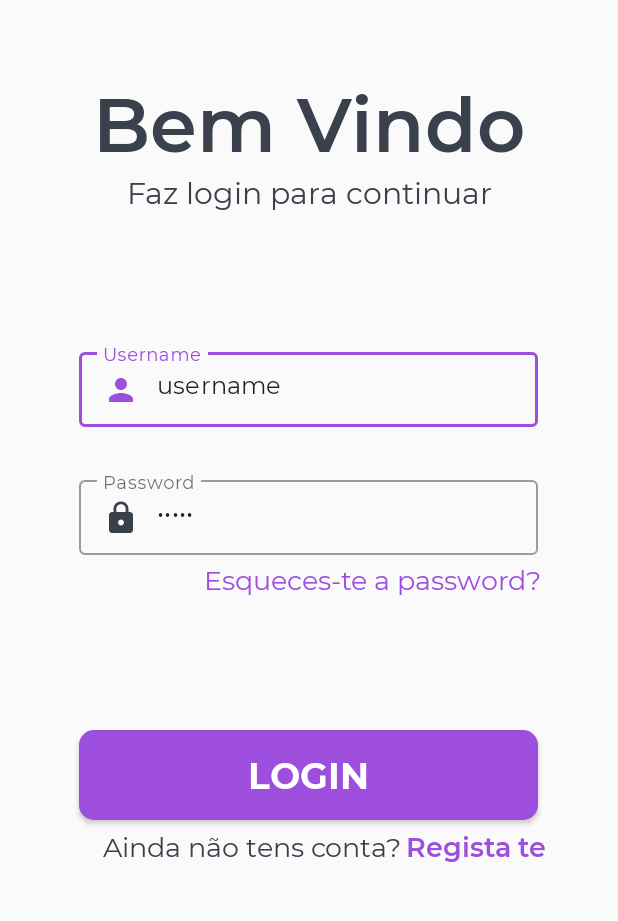
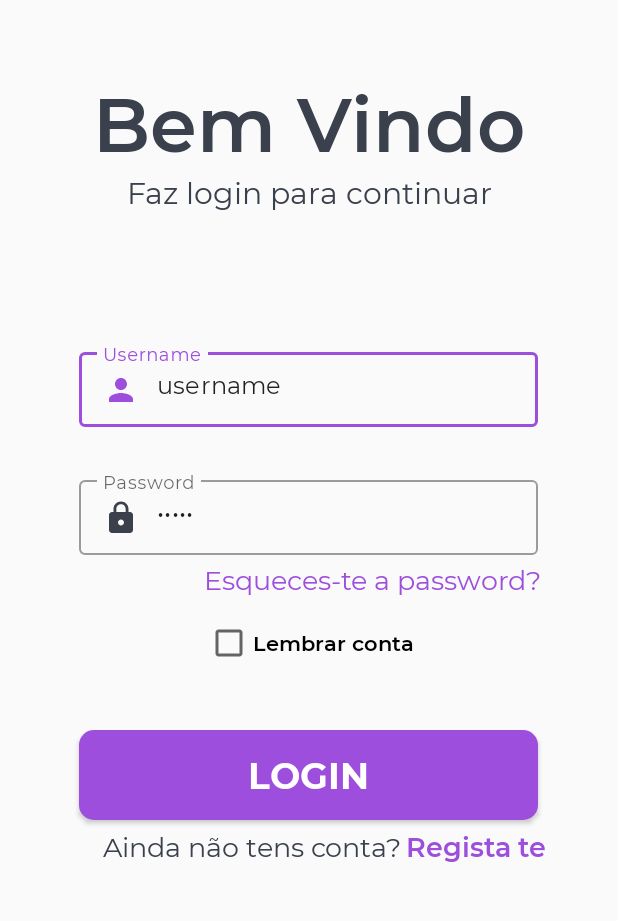
Before and after one commit to PedroLealLopes/FoodlyApp, an Android app: the LoginActivity screen opened directly, with no data from a screen before it, on a phone screen of 412 x 824 dp, the part 193-1114 px from its top. Run offline under Robolectric (Android 15) with nearby library versions, the phone set to English and light mode, and no system bars; our stand-ins replace Volley.

Commit message:
Created Shared Preferences to save Profiles Json for future logins

```diff
--- a/app/src/main/java/pt/ipleiria/estg/dei/foodlyandroid/listeners/LoginListener.java
+++ b/app/src/main/java/pt/ipleiria/estg/dei/foodlyandroid/listeners/LoginListener.java
@@ -1,5 +1,7 @@
 package pt.ipleiria.estg.dei.foodlyandroid.listeners;
 
+import org.json.JSONObject;
+
 public interface LoginListener {
-    void onValidateLogin(boolean canLogin, String username);
+    void onValidateLogin(boolean canLogin, JSONObject profile);
 }
--- a/app/src/main/java/pt/ipleiria/estg/dei/foodlyandroid/modelos/SingletonFoodly.java
+++ b/app/src/main/java/pt/ipleiria/estg/dei/foodlyandroid/modelos/SingletonFoodly.java
@@ -49,9 +49,9 @@ public class SingletonFoodly {
     private static final String IP_MiiTU = "192.168.1.8";
     private static final String IP_Luckdude = "192.168.1.229";
     private static final String IP_Johnny = "192.168.1.253";
-    private static final String mUrlAPILogin = "http://"+ IP_Luckdude +"/FoodlyWeb/frontend/web/api/users/login";
-    private static final String mUrlAPIResturantes = "http://"+ IP_Luckdude +"/FoodlyWeb/frontend/web/api/restaurants";
-    private static final String mUrlAPIEmentas = "http://" + IP_Luckdude + "/FoodlyWeb/frontend/web/api/dishes/restaurant";
+    private static final String mUrlAPILogin = "http://"+ IP_Johnny +"/FoodlyWeb/frontend/web/api/users/login";
+    private static final String mUrlAPIResturantes = "http://"+ IP_Johnny +"/FoodlyWeb/frontend/web/api/restaurants";
+    private static final String mUrlAPIEmentas = "http://" + IP_Johnny + "/FoodlyWeb/frontend/web/api/dishes/restaurant";
 
     public static synchronized SingletonFoodly getInstance(Context context) {
         if (instance == null)
@@ -91,7 +91,7 @@ public class SingletonFoodly {
             Toast.makeText(context, "Não há internet", Toast.LENGTH_SHORT).show();
 
             if (loginListener != null)
-                loginListener.onValidateLogin(false, "");
+                loginListener.onValidateLogin(false, null);
         }
         StringRequest req = new StringRequest(Request.Method.POST, mUrlAPILogin, new Response.Listener<String>() {
             @Override
@@ -100,10 +100,10 @@ public class SingletonFoodly {
                     JSONObject profileResponse = new JSONObject(response);
                     if(profileResponse.getInt("id") >= 0){
                         setProfile(ProfileJsonParser.parserJsonProfiles(profileResponse));
-                        loginListener.onValidateLogin(true, profileResponse.getString("username"));
+                        loginListener.onValidateLogin(true, profileResponse);
                     }
                     else{
-                        loginListener.onValidateLogin(false, "");
+                        loginListener.onValidateLogin(false, null);
                     }
                 } catch (JSONException e) {
                     e.printStackTrace();
--- a/app/src/main/java/pt/ipleiria/estg/dei/foodlyandroid/vistas/LoginActivity.java
+++ b/app/src/main/java/pt/ipleiria/estg/dei/foodlyandroid/vistas/LoginActivity.java
@@ -8,6 +8,7 @@ import android.util.Base64;
 import android.util.Patterns;
 import android.view.View;
 import android.widget.Button;
+import android.widget.CheckBox;
 import android.widget.EditText;
 import android.widget.TextView;
 import android.widget.Toast;
@@ -16,16 +17,21 @@ import androidx.appcompat.app.AppCompatActivity;
 
 import com.google.android.material.textfield.TextInputEditText;
 
+import org.json.JSONException;
+import org.json.JSONObject;
+
 import java.io.UnsupportedEncodingException;
 
 import pt.ipleiria.estg.dei.foodlyandroid.R;
 import pt.ipleiria.estg.dei.foodlyandroid.listeners.LoginListener;
 import pt.ipleiria.estg.dei.foodlyandroid.modelos.SingletonFoodly;
+import pt.ipleiria.estg.dei.foodlyandroid.utils.ProfileJsonParser;
 
 public class LoginActivity extends AppCompatActivity implements LoginListener {
 
     private TextView tvEsquecer, tvRegistar;
     private TextInputEditText etUsername, etPassword;
+    private CheckBox cboxLembrarConta;
     private Button btnLogin;
 
     @Override
@@ -39,7 +45,20 @@ public class LoginActivity extends AppCompatActivity implements LoginListener {
         etPassword = findViewById(R.id.editTextPassword);
         tvRegistar = findViewById(R.id.textViewRegistar);
 
+        cboxLembrarConta = findViewById(R.id.checkBoxLembrarConta);
         btnLogin = findViewById(R.id.buttonLogin);
+
+
+        SharedPreferences sharedPrefUser = getSharedPreferences(MenuMainActivity.PROFILE, Context.MODE_PRIVATE);
+        String profile = sharedPrefUser.getString("Profile", "");
+        try {
+            System.out.println("profile --->" + profile);
+            JSONObject profileObject = new JSONObject(profile);
+            SingletonFoodly.getInstance(getApplicationContext()).setProfile(ProfileJsonParser.parserJsonProfiles(profileObject));
+            onValidateLogin(true, profileObject);
+        } catch (JSONException e) {
+            e.printStackTrace();
+        }
     }
 
     public void onClickLogin(View view) {
@@ -93,10 +112,20 @@ public class LoginActivity extends AppCompatActivity implements LoginListener {
     }
 
     @Override
-    public void onValidateLogin(boolean canLogin, String username) {
+    public void onValidateLogin(boolean canLogin, JSONObject profile) {
         if(canLogin){
+            if(cboxLembrarConta.isChecked()) {
+                SharedPreferences sharedPrefUser = getSharedPreferences(MenuMainActivity.PROFILE, Context.MODE_PRIVATE);
+                SharedPreferences.Editor editor = sharedPrefUser.edit();
+                editor.putString("Profile", profile + "");
+                editor.apply();
+            }
             Intent intent = new Intent(this, MenuMainActivity.class);
-            intent.putExtra("USERNAME", username);
+            try {
+                intent.putExtra("USERNAME", profile.getString("username"));
+            } catch (JSONException e) {
+                e.printStackTrace();
+            }
             startActivity(intent);
         }else{
             Toast.makeText(this, "Login Invalida", Toast.LENGTH_SHORT).show();
--- a/app/src/main/java/pt/ipleiria/estg/dei/foodlyandroid/vistas/MenuMainActivity.java
+++ b/app/src/main/java/pt/ipleiria/estg/dei/foodlyandroid/vistas/MenuMainActivity.java
@@ -27,6 +27,7 @@ public class MenuMainActivity extends AppCompatActivity implements NavigationVie
 
     public static final String USERNAME = "USERNAME";
     public static final String USER = "USER_PREF";
+    public static final String PROFILE = "PROFILE";
     public static final String TOKEN = "TOKEN";
     private String username = "";
     private NavigationView navigationView;
@@ -115,6 +116,10 @@ public class MenuMainActivity extends AppCompatActivity implements NavigationVie
                 .setPositiveButton(R.string.respostaSim, new DialogInterface.OnClickListener() {
                     @Override
                     public void onClick(DialogInterface dialog, int which) {
+                        SharedPreferences sharedPrefUser = getSharedPreferences(MenuMainActivity.PROFILE, Context.MODE_PRIVATE);
+                        SharedPreferences.Editor editor = sharedPrefUser.edit();
+                        editor.clear();
+                        editor.apply();
                         Intent intent = new Intent(MenuMainActivity.this, LoginActivity.class);
                         startActivity(intent);
                         finish();
--- a/app/src/main/res/layout/activity_login.xml
+++ b/app/src/main/res/layout/activity_login.xml
@@ -150,4 +150,15 @@
         app:layout_constraintHorizontal_bias="0.85"
         app:layout_constraintStart_toStartOf="parent"
         app:layout_constraintTop_toBottomOf="@+id/buttonLogin" />
+
+    <CheckBox
+        android:id="@+id/checkBoxLembrarConta"
+        android:layout_width="wrap_content"
+        android:layout_height="wrap_content"
+        android:text="Lembrar conta"
+        app:layout_constraintBottom_toTopOf="@+id/buttonLogin"
+        app:layout_constraintEnd_toEndOf="parent"
+        app:layout_constraintStart_toStartOf="parent"
+        app:layout_constraintTop_toBottomOf="@+id/textInputLayoutPassword" />
+
 </androidx.constraintlayout.widget.ConstraintLayout>
```
